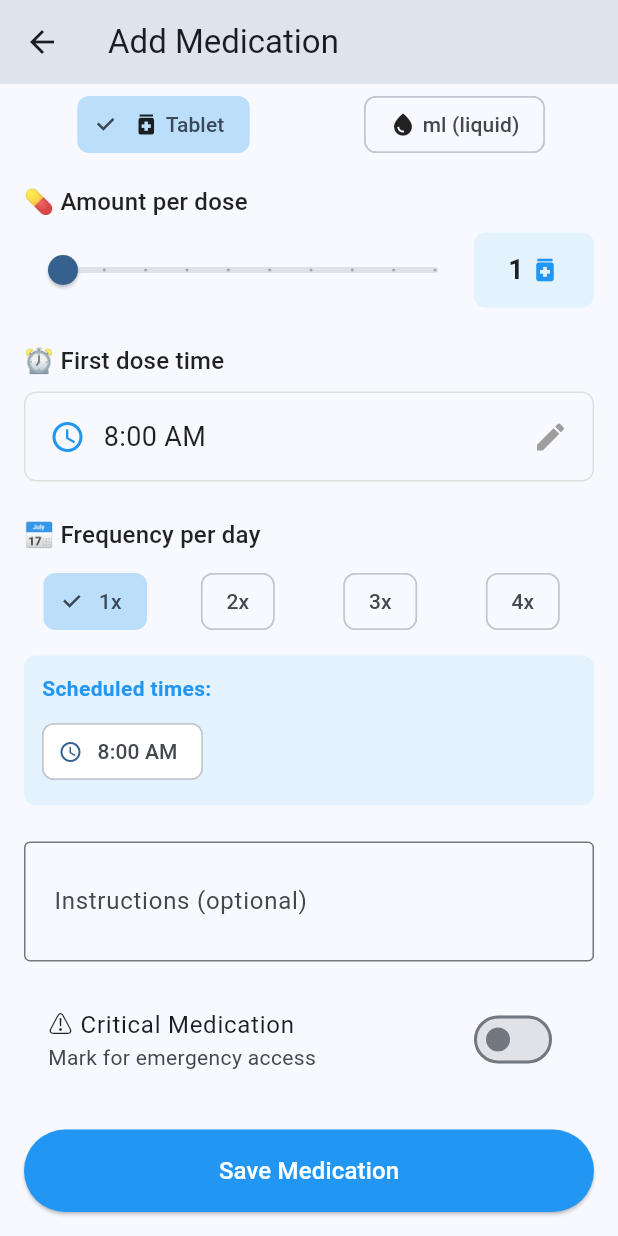
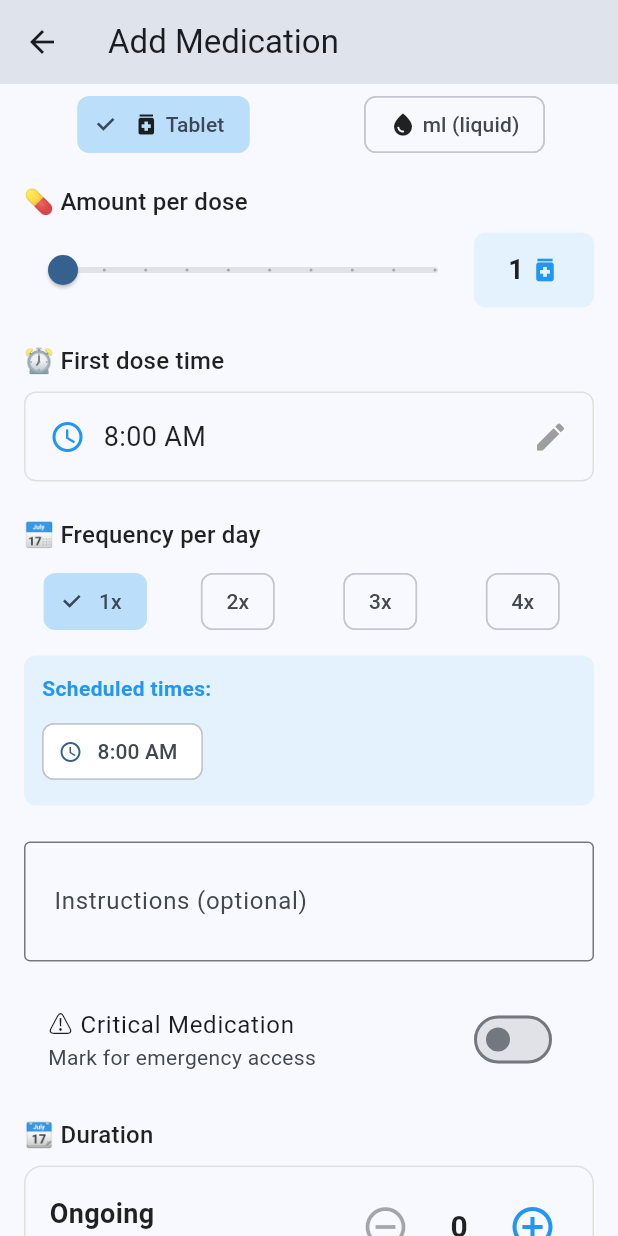
Before and after one commit to cs100591/medtimer, a Flutter app: the AddMedicationPage screen opened directly with empty values, scrolled down 125 dp, on a phone screen of 412 x 824 dp. Run offline on Flutter 3.47's test engine with Material 3 defaults, Android fonts, the light colour scheme and no system bars; our stand-ins replace dio, flutter_riverpod, shared_preferences; missing offline and left inert: mobile_scanner; accounts and stored records are empty.

Commit message:
Fix auth, add duration up/down 0-99 days, remove take dose from medication page

```diff
--- a/apps/mobile/lib/data/models/medication_model.dart
+++ b/apps/mobile/lib/data/models/medication_model.dart
@@ -16,6 +16,7 @@ class MedicationModel {
   final int frequency; // times per day (1, 2, 3, 4)
   final String firstDoseTime; // HH:mm format
   final List<String> scheduleTimes; // calculated times
+  final int durationDays; // 0 = ongoing, 1-99 = fixed days
   final DateTime createdAt;
   final DateTime updatedAt;
 
@@ -36,9 +37,16 @@ class MedicationModel {
     this.frequency = 1,
     this.firstDoseTime = '08:00',
     this.scheduleTimes = const ['8:00 AM'],
+    this.durationDays = 0, // 0 = ongoing
     required this.createdAt,
     required this.updatedAt,
   });
+
+  // Check if medication is ongoing (no end date)
+  bool get isOngoing => durationDays == 0;
+
+  // Get duration display string
+  String get durationDisplay => durationDays == 0 ? 'Ongoing' : '$durationDays days';
 
   // Calculate schedule times based on frequency and first dose
   static List<String> calculateScheduleTimes(String firstTime, int frequency) {
@@ -107,6 +115,7 @@ class MedicationModel {
       frequency: frequency,
       firstDoseTime: firstDoseTime,
       scheduleTimes: scheduleTimes,
+      durationDays: json['durationDays'] as int? ?? 0,
       createdAt: DateTime.parse(json['createdAt'] as String),
       updatedAt: DateTime.parse(json['updatedAt'] as String),
     );
@@ -130,6 +139,7 @@ class MedicationModel {
       'frequency': frequency,
       'firstDoseTime': firstDoseTime,
       'scheduleTimes': scheduleTimes,
+      'durationDays': durationDays,
       'createdAt': createdAt.toIso8601String(),
       'updatedAt': updatedAt.toIso8601String(),
     };
@@ -152,6 +162,7 @@ class MedicationModel {
     int? frequency,
     String? firstDoseTime,
     List<String>? scheduleTimes,
+    int? durationDays,
     DateTime? createdAt,
     DateTime? updatedAt,
   }) {
@@ -172,6 +183,7 @@ class MedicationModel {
       frequency: frequency ?? this.frequency,
       firstDoseTime: firstDoseTime ?? this.firstDoseTime,
       scheduleTimes: scheduleTimes ?? this.scheduleTimes,
+      durationDays: durationDays ?? this.durationDays,
       createdAt: createdAt ?? this.createdAt,
       updatedAt: updatedAt ?? this.updatedAt,
     );
--- a/apps/mobile/lib/presentation/pages/medications_page.dart
+++ b/apps/mobile/lib/presentation/pages/medications_page.dart
@@ -252,6 +252,7 @@ class MedicationDetailsPage extends ConsumerWidget {
           const SizedBox(height: 16),
 
           _buildDetailRow(context, 'Instructions', medication.instructions ?? 'None'),
+          _buildDetailRow(context, 'Duration', medication.durationDisplay),
           _buildDetailRow(context, 'Critical', medication.isCritical ? 'Yes ⚠️' : 'No'),
         ],
       ),
@@ -341,6 +342,7 @@ class _AddMedicationPageState extends ConsumerState<AddMedicationPage> {
   TimeOfDay _firstDoseTime = const TimeOfDay(hour: 8, minute: 0);
   bool _isCritical = false;
   bool _isLoading = false;
+  int _durationDays = 0; // 0 = ongoing, 1-99 = fixed days
 
   @override
   void dispose() {
@@ -577,6 +579,72 @@ class _AddMedicationPageState extends ConsumerState<AddMedicationPage> {
               value: _isCritical,
               onChanged: (v) => setState(() => _isCritical = v),
             ),
+            const SizedBox(height: 16),
+
+            // Duration with up/down buttons
+            Text('📆 Duration', style: Theme.of(context).textTheme.titleMedium),
+            const SizedBox(height: 8),
+            Container(
+              padding: const EdgeInsets.all(16),
+              decoration: BoxDecoration(
+                border: Border.all(color: Colors.grey.shade300),
+                borderRadius: BorderRadius.circular(12),
+              ),
+              child: Row(
+                children: [
+                  Expanded(
+                    child: Column(
+                      crossAxisAlignment: CrossAxisAlignment.start,
+                      children: [
+                        Text(
+                          _durationDays == 0 ? 'Ongoing' : '$_durationDays days',
+                          style: const TextStyle(fontSize: 18, fontWeight: FontWeight.bold),
+                        ),
+                        Text(
+                          _durationDays == 0 ? 'No end date' : 'Fixed duration',
+                          style: TextStyle(fontSize: 12, color: Colors.grey.shade600),
+                        ),
+                      ],
+                    ),
+                  ),
+                  Row(
+                    children: [
+                      // Down button
+                      IconButton(
+                        onPressed: _durationDays > 0
+                            ? () => setState(() => _durationDays--)
+                            : null,
+                        icon: const Icon(Icons.remove_circle_outline),
+                        iconSize: 32,
+                        color: Colors.blue,
+                      ),
+                      Container(
+                        width: 50,
+                        alignment: Alignment.center,
+                        child: Text(
+                          '$_durationDays',
+                          style: const TextStyle(fontSize: 20, fontWeight: FontWeight.bold),
+                        ),
+                      ),
+                      // Up button
+                      IconButton(
+                        onPressed: _durationDays < 99
+                            ? () => setState(() => _durationDays++)
+                            : null,
+                        icon: const Icon(Icons.add_circle_outline),
+                        iconSize: 32,
+                        color: Colors.blue,
+                      ),
+                    ],
+                  ),
+                ],
+              ),
+            ),
+            const SizedBox(height: 8),
+            Text(
+              '0 = Ongoing (no end date), 1-99 = Fixed number of days',
+              style: TextStyle(fontSize: 12, color: Colors.grey.shade600),
+            ),
             const SizedBox(height: 24),
 
             // Save button
@@ -620,6 +688,7 @@ class _AddMedicationPageState extends ConsumerState<AddMedicationPage> {
         frequency: _frequency,
         firstDoseTime: _firstDoseTimeString,
         scheduleTimes: _scheduleTimes,
+        durationDays: _durationDays,
         createdAt: DateTime.now(),
         updatedAt: DateTime.now(),
       );
```
Also changed, not shown: apps/mobile/lib/presentation/providers/auth_provider.dart (+18 -0 lines), apps/mobile/lib/presentation/widgets/medication_card.dart (+26 -16 lines), 2 other files.
